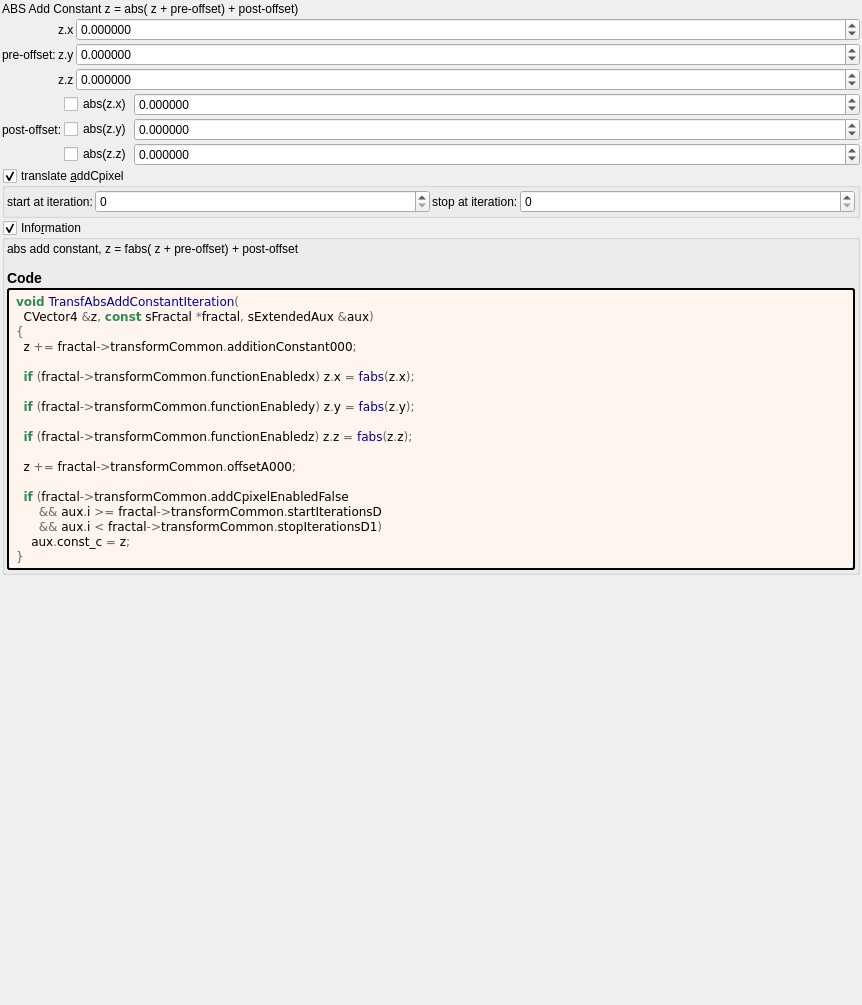
First picture: the form in mandelbulber2/formula/ui/transf_abs_add_constant.ui, repository buddhi1980/mandelbulber2, before the edit.
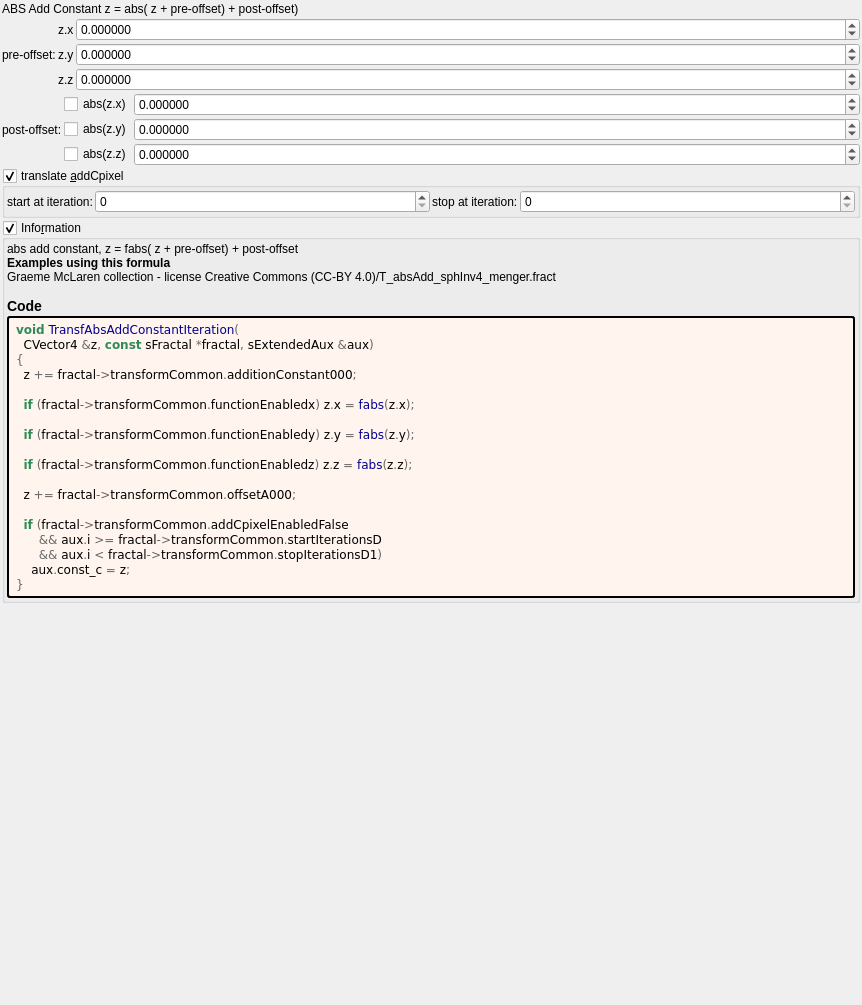
Second picture: the form after the edit. Custom widgets are drawn as their Qt base class.

What changed in the file:
```diff
--- a/mandelbulber2/formula/ui/transf_abs_add_constant.ui
+++ b/mandelbulber2/formula/ui/transf_abs_add_constant.ui
@@ -374,7 +374,7 @@
         <property name="text">
          <string notr="true">&lt;p&gt;abs add  constant,  z = fabs( z + pre-offset) + post-offset&lt;/p&gt;&lt;table&gt;
 &lt;/table&gt;
-&lt;h3&gt;Code&lt;/h3&gt;</string>
+&lt;br&gt;&lt;b&gt;Examples using this formula&lt;/b&gt;&lt;br&gt;Graeme McLaren  collection - license Creative Commons  (CC-BY 4.0)/T_absAdd_sphInv4_menger.fract&lt;h3&gt;Code&lt;/h3&gt;</string>
         </property>
         <property name="wordWrap">
          <bool>true</bool>
```
